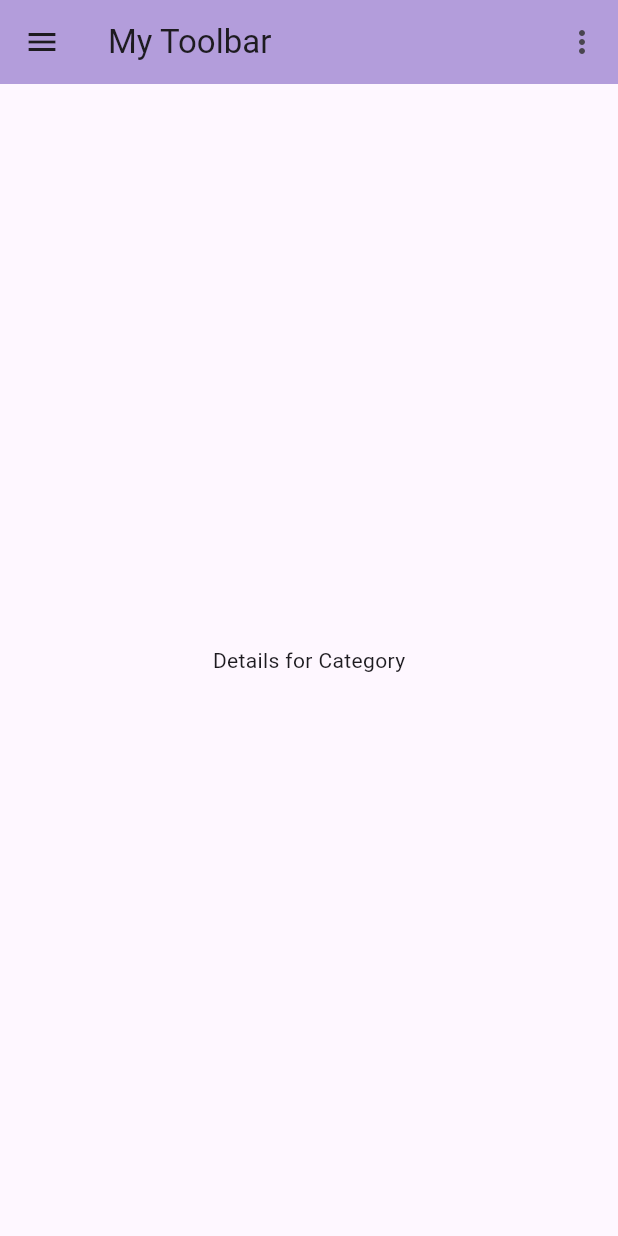
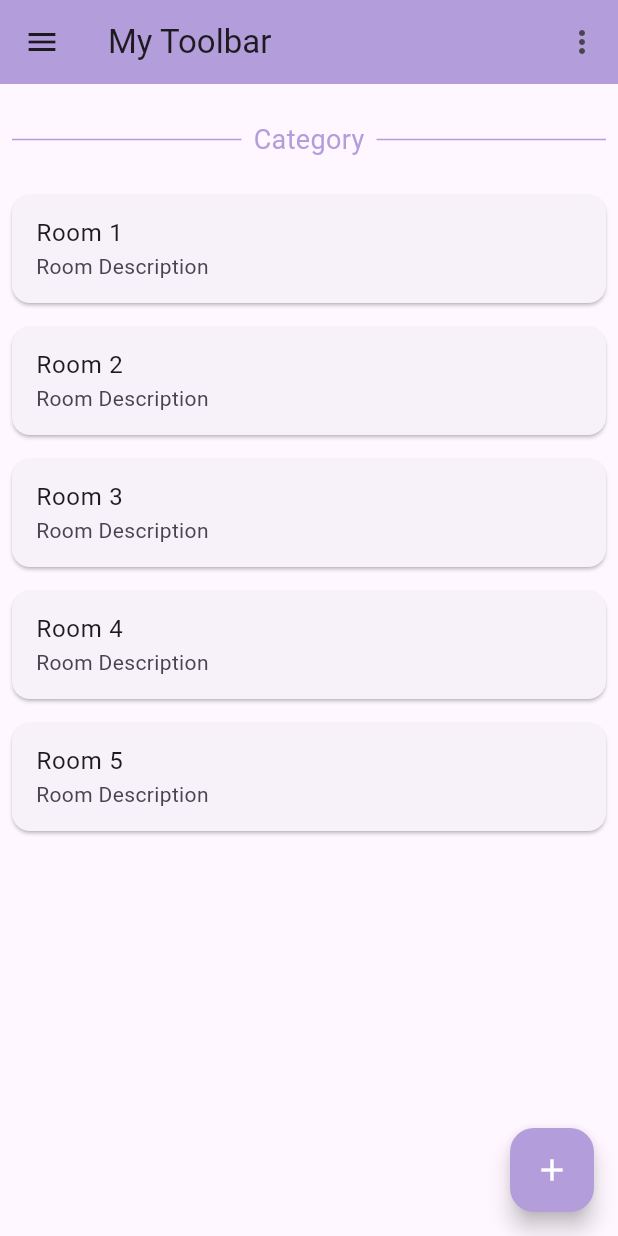
Before and after one commit to lemonlikeme/rumi_app, a Flutter app: the CategoryPage screen opened by its route, on a phone screen of 412 x 824 dp. Run offline on Flutter 3.47's test engine with Material 3 defaults, Android fonts, the phone set to English and light mode, and no system bars; our stand-ins replace cloud_firestore, firebase_auth, firebase_core; accounts and stored records are empty; Roboto replaces fonts that are missing (sans-serif-medium).

```diff
--- a/lib/category_Page.dart
+++ b/lib/category_Page.dart
@@ -1,4 +1,5 @@
 import 'package:flutter/material.dart';
+import 'package:rumi_roomapp/room_Page.dart';
 
 import 'my_App_Bar.dart';
 import 'my_App_Drawer.dart';
@@ -29,18 +30,93 @@ class CategoryPage extends StatelessWidget {
               }
             },
             itemBuilder: (BuildContext context) => const [
-              PopupMenuItem<int>(value: 1, child: Text('Finding RC')),
+              PopupMenuItem<int>(value: 1, child: Text('Finding Room')),
               PopupMenuItem<int>(value: 2, child: Text('Delete Option')),
             ],
           ),
         ],
       ),
 
-      body: Center(
-        child: Text('Details for $categoryName'),
+      body: SingleChildScrollView(
+        child: Padding(
+          padding: const EdgeInsets.all(8.0),
+          child: Column(
+            children: [
+              _buildTitleRow('Category'),
+              _buildRoomRecyclerView(),
+            ],
+          ),
+        ),
+      ),
+      floatingActionButton: FloatingActionButton(
+        onPressed: () {},
+        backgroundColor: const Color(0xFFB39DDB),
+        child: const Icon(Icons.add, color: Colors.white),
       ),
     );
   }
+
+  Widget _buildTitleRow(String title) {
+    // Category
+    return Padding(
+      padding: const EdgeInsets.symmetric(vertical: 16.0),
+      child: Row(
+        children: [
+          const Expanded(
+            child: Divider(
+              color: Color(0xFFB39DDB),
+              thickness: 1,
+              endIndent: 8,
+            ),
+          ),
+          Text(
+            title,
+            style: const TextStyle(
+              fontSize: 18,
+              color: Color(0xFFB39DDB),
+              fontFamily: 'sans-serif-medium',
+            ),
+          ),
+          const Expanded(
+            child: Divider(
+              color: Color(0xFFB39DDB),
+              thickness: 1,
+              indent: 8,
+            ),
+          ),
+        ],
+      ),
+    );
+  }
+
+  Widget _buildRoomRecyclerView() {
+    return ListView.builder(
+      shrinkWrap: true,
+      physics: const NeverScrollableScrollPhysics(),
+      itemCount: 5,
+      itemBuilder: (context, index) {
+        return Card(
+          margin: const EdgeInsets.symmetric(vertical: 8),
+          child: ListTile(
+            title: Text('Room ${index + 1}'),
+            subtitle: const Text('Room Description'),
+            onTap: () {
+              Navigator.push(
+                context,
+                MaterialPageRoute(
+                  builder: (context) => const RoomPage(),
+                  settings: RouteSettings(
+                    arguments: 'Room ${index + 1}', // Pass data if needed
+                  ),
+                ),
+              );
+            },
+          ),
+        );
+      },
+    );
+  }
+
 
   void _showFindingRoom(BuildContext context) {
     showDialog(
```
Also changed, not shown: lib/room_Page.dart (+75 -8 lines).
